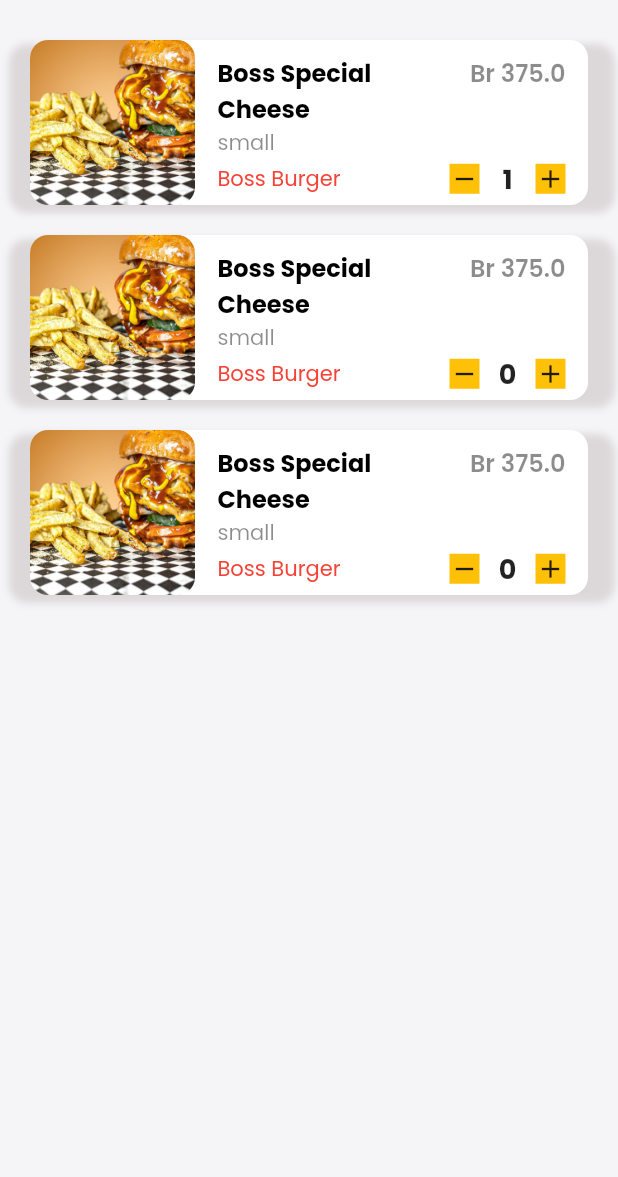
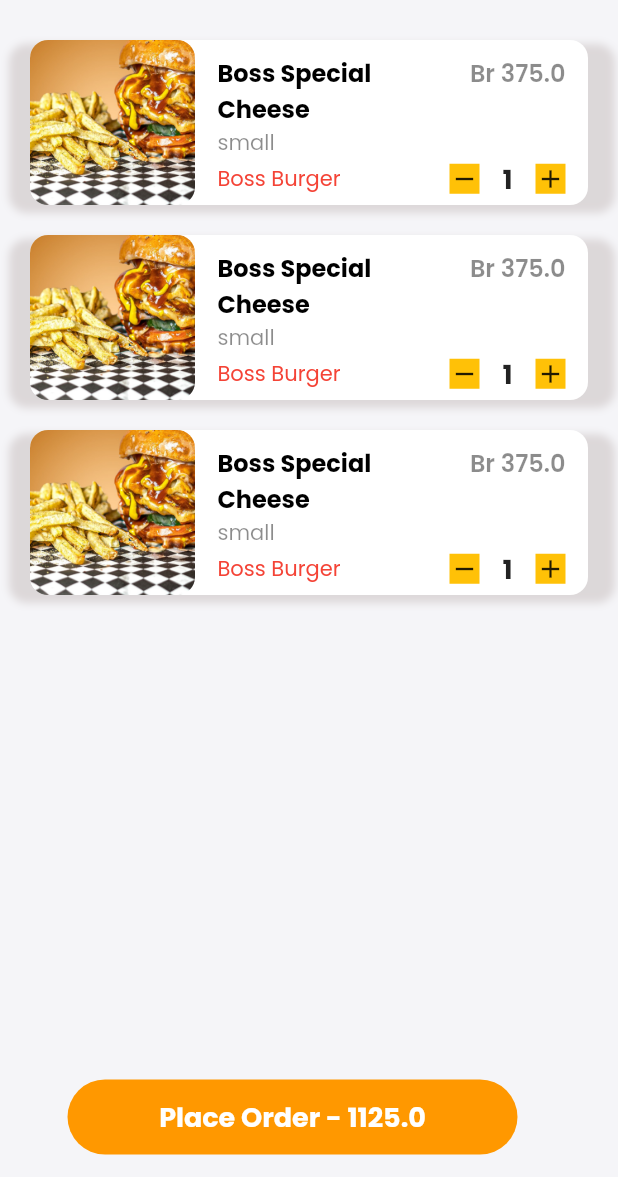
Before and after one commit to yonaries/beudelivery-clone, a Flutter app: the BagScreen screen opened directly, after a tap on the "add" icon, on a phone screen of 412 x 824 dp, the part 59-1236 px from its top. Run offline on Flutter 3.47's test engine with Material 2 defaults, Android fonts, the phone set to English and light mode, and no system bars; drawn by our look-alikes of flutter_slidable; our stand-ins replace firebase_core, flutter_spinkit, google_fonts; accounts and stored records are empty.

Commit message:
botton fix bag page finished

```diff
--- a/userapp/lib/controller/bag_items_controller.dart
+++ b/userapp/lib/controller/bag_items_controller.dart
@@ -1,9 +1,11 @@
+import 'dart:developer';
+
 import 'package:flutter/material.dart';
+import 'package:provider/provider.dart';
 import 'package:userapp/model/bag_item_model.dart';
-import 'package:userapp/model/similar_food_model.dart';
-import 'package:userapp/view/components/bag/bag_item.dart';
+import 'package:userapp/providers/navbar_provider.dart';
 import 'package:userapp/view/components/bag/bag_list_builder.dart';
-import 'package:userapp/view/components/food_datails/similar_foods.dart';
+import 'package:userapp/view/screens/homepage.dart';
 
 List<CartItemsModel> cartList = [
   CartItemsModel(
@@ -20,7 +22,7 @@ List<CartItemsModel> cartList = [
     itemprice: 375.0,
     restaurant: "Boss Burger",
     itemSize: 'small',
-    itemCount: 0,
+    itemCount: 1,
   ),
   CartItemsModel(
     image: "lib/assets/special/chillyBurger.jpg",
@@ -28,15 +30,104 @@ List<CartItemsModel> cartList = [
     itemprice: 375.0,
     restaurant: "Boss Burger",
     itemSize: 'small',
-    itemCount: 0,
+    itemCount: 1,
   ),
 ];
 
 Widget bagItemContainer(
     context, cartItemIncrementDecrementHandler, removeCartItem) {
+  double total = 0;
+  for (int i = 0; i < cartList.length; i++) {
+    total += cartList[i].itemprice * cartList[i].itemCount;
+  }
   if (cartList.isNotEmpty) {
-    return BagItemListBuilder(
-        context, cartItemIncrementDecrementHandler, removeCartItem);
+    return Stack(
+      children: [
+        BagItemListBuilder(
+            context, cartItemIncrementDecrementHandler, removeCartItem),
+        Positioned(
+          bottom: 15,
+          child: Center(
+            widthFactor: 1.3,
+            child: startOrderingButton(
+                buttonText: "Place Order - $total",
+                hasCartItem: true,
+                context: context),
+          ),
+        )
+      ],
+    );
   }
-  return Center(child: Image.asset("lib/assets/icons/empty_bag_Image.png"));
+  return Stack(
+    children: [
+      Center(
+        child: Column(
+          mainAxisAlignment: MainAxisAlignment.center,
+          children: [
+            Image.asset("lib/assets/icons/empty_bag_Image.png"),
+            Text(
+              "No Order Yet",
+              style: TextStyle(
+                fontWeight: FontWeight.bold,
+                fontSize: 28,
+              ),
+            ),
+            Text(
+              "Your bag is hungry",
+              style: TextStyle(
+                color: Colors.grey,
+                fontSize: 16,
+              ),
+            ),
+          ],
+        ),
+      ),
+
+      //Start Ordering Button
+      Positioned(
+        bottom: 15,
+        child: Center(
+          widthFactor: 1.3,
+          child: startOrderingButton(
+              buttonText: "Start Ordering",
+              hasCartItem: false,
+              context: context),
+        ),
+      )
+    ],
+  );
 }
+
+InkWell startOrderingButton(
+    {required String buttonText, required bool hasCartItem, required context}) {
+  final currentNavBar = Provider.of<NavBarController>(context);
+  return InkWell(
+    onTap: () {
+      if (hasCartItem) {
+        // send to checkout
+        // Navigator.push(context, MaterialPageRoute(builder: (context) {
+        //   return
+        // }));
+      } else {
+        // Send to Home
+        currentNavBar.changePage(0);
+      }
+    },
+    child: Container(
+      width: 300,
+      height: 50,
+      decoration: BoxDecoration(
+          color: Colors.orange, borderRadius: BorderRadius.circular(30)),
+      child: Center(
+        child: Text(
+          buttonText,
+          style: TextStyle(
+            color: Colors.white,
+            fontSize: 18,
+            fontWeight: FontWeight.bold,
+          ),
+        ),
+      ),
+    ),
+  );
+}
--- a/userapp/lib/view/screens/food_detail.dart
+++ b/userapp/lib/view/screens/food_detail.dart
@@ -1,5 +1,3 @@
-import 'dart:math';
-
 import 'package:flutter/material.dart';
 import 'package:provider/provider.dart';
 import 'package:userapp/controller/similar_foods_controller.dart';
```
